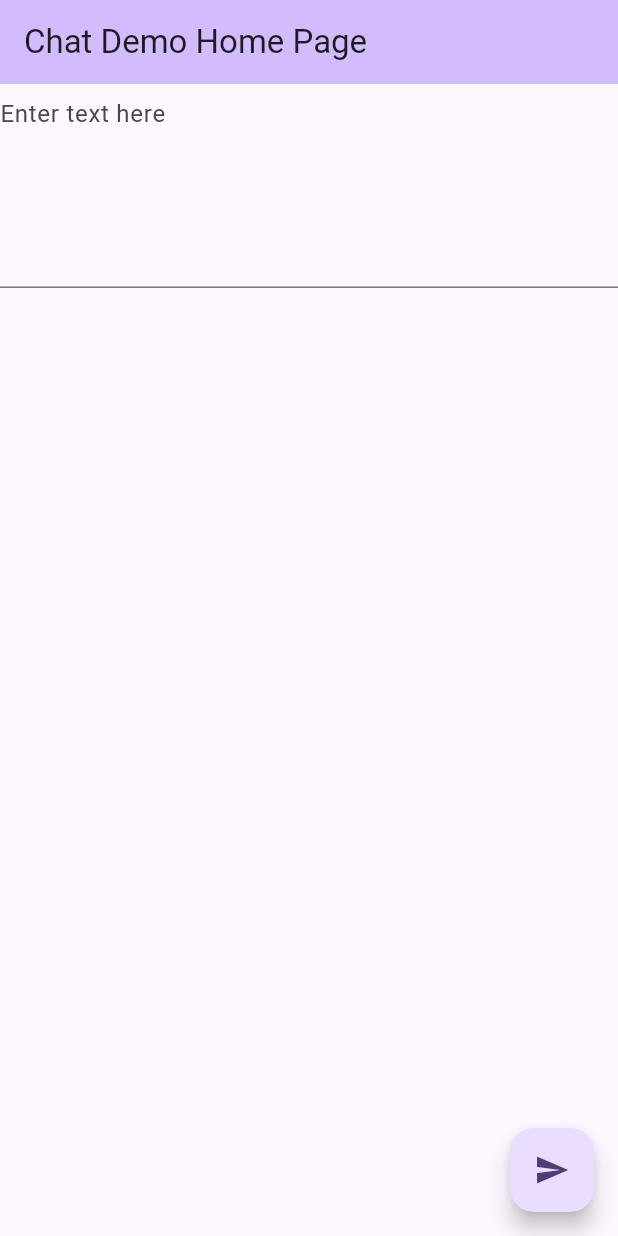
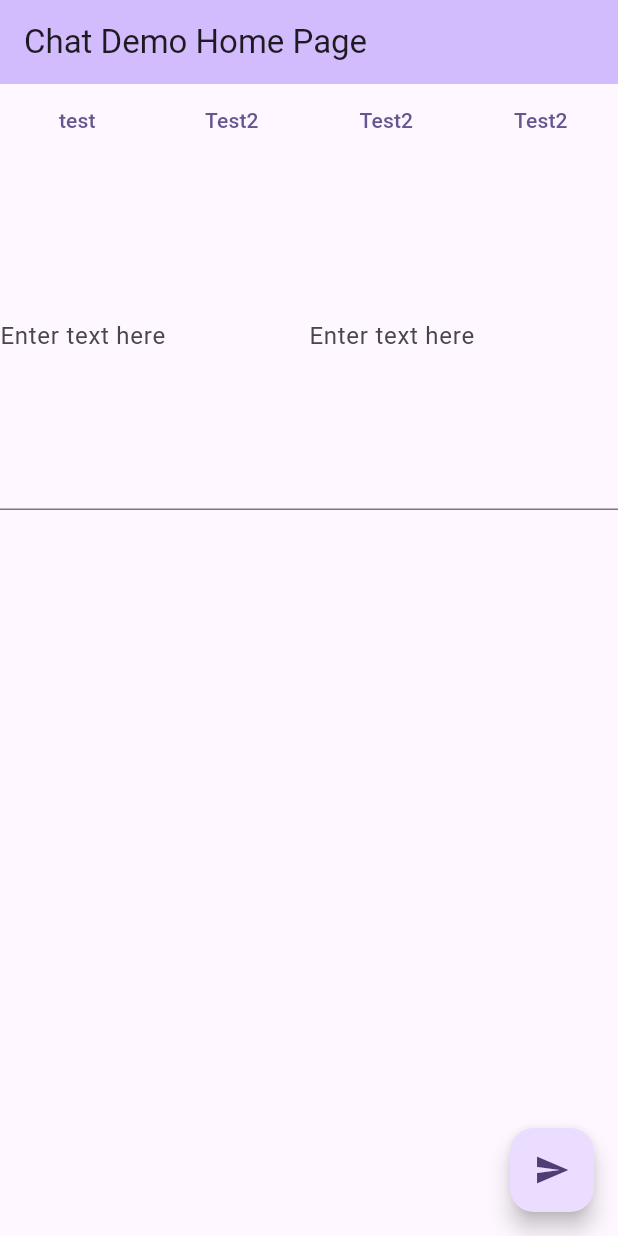
Before and after one commit to csoltenborn/web_entwicklung_BFAX422A, a Flutter app: the screen it shows after launch, on a phone screen of 412 x 824 dp. Run offline on Flutter 3.47's test engine with Material 3 defaults, Android fonts, the phone set to English and light mode, and no system bars; missing offline and left inert: openapi.

Commit message:
layout angepasst

```diff
--- a/flutter_application/lib/home_page.dart
+++ b/flutter_application/lib/home_page.dart
@@ -50,9 +50,38 @@ class _HomePageState extends State<HomePage> {
         backgroundColor: Theme.of(context).colorScheme.inversePrimary,
         title: Text(widget.title),
       ),
-      body: Column(
-        children: <Widget>[
-          TextField(
+      body: Center(
+        child: Column(mainAxisAlignment: MainAxisAlignment.center,children: <Widget>[
+          Row(mainAxisAlignment: MainAxisAlignment.spaceEvenly, children: [
+          Expanded(child:
+          TextButton(
+            onPressed: () => {},
+            child: const Text("test")
+          ),
+          ),
+          Expanded(child:
+          TextButton(
+            onPressed: () => {},
+            child:const Text("Test2")
+          ),
+          ),
+          Expanded(child:
+          TextButton(
+            onPressed: () => {},
+            child:const Text("Test2")
+          ),
+          ),
+          Expanded(child:
+          TextButton(
+            onPressed: () => {},
+            child:const Text("Test2")
+          ),
+          ),
+          ],
+          ),
+          const SizedBox(height: 100),
+          Row(mainAxisAlignment: MainAxisAlignment.spaceEvenly, children: [
+          Expanded(child: TextField(
             key: const Key('UserInputTextField'),
             maxLines: 5,
             decoration: const InputDecoration(
@@ -62,14 +91,30 @@ class _HomePageState extends State<HomePage> {
               _setUserInput(value);
             },
           ),
+          ),
+          Expanded(child: TextField(
+            key: const Key('UserInputTextField'),
+            maxLines: 5,
+            decoration: const InputDecoration(
+              hintText: 'Enter text here',
+            ),
+            onChanged: (String value) {
+              _setUserInput(value);
+            },
+          ),
+
+          ),
+          ],
+          ),
           Expanded(
             child: Text(
               _aiAnswer,
               key: const Key('AiAnswerText'),
             ),
           ),
+
         ],
-      ),
+      ),),
       floatingActionButton: FloatingActionButton(
         tooltip: 'Ask AI',
         onPressed: _askAI,
```
